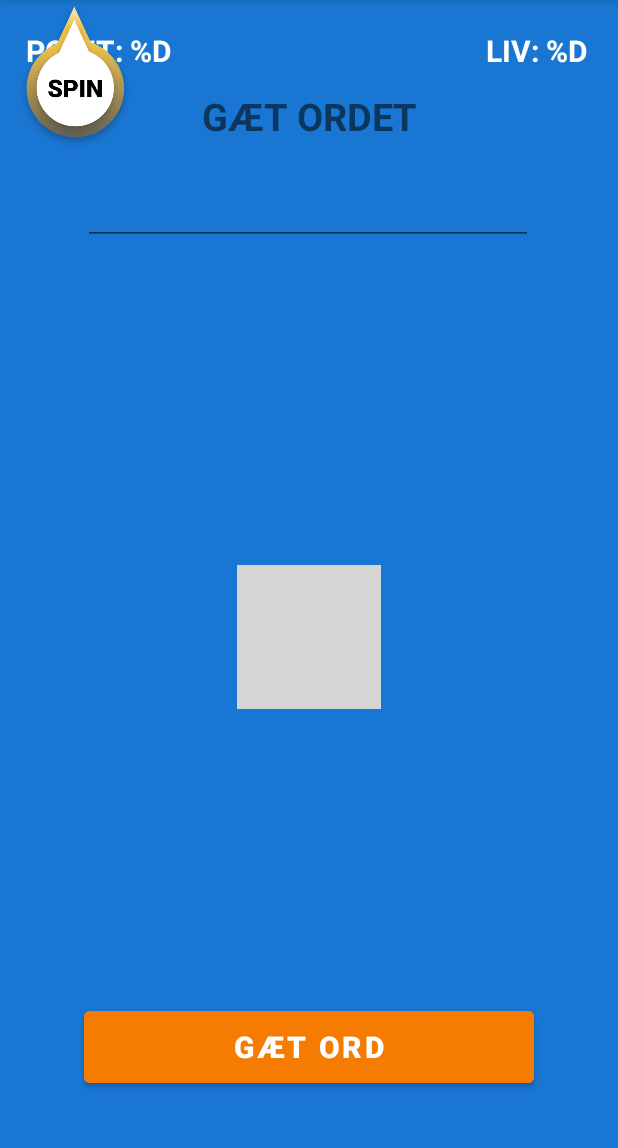
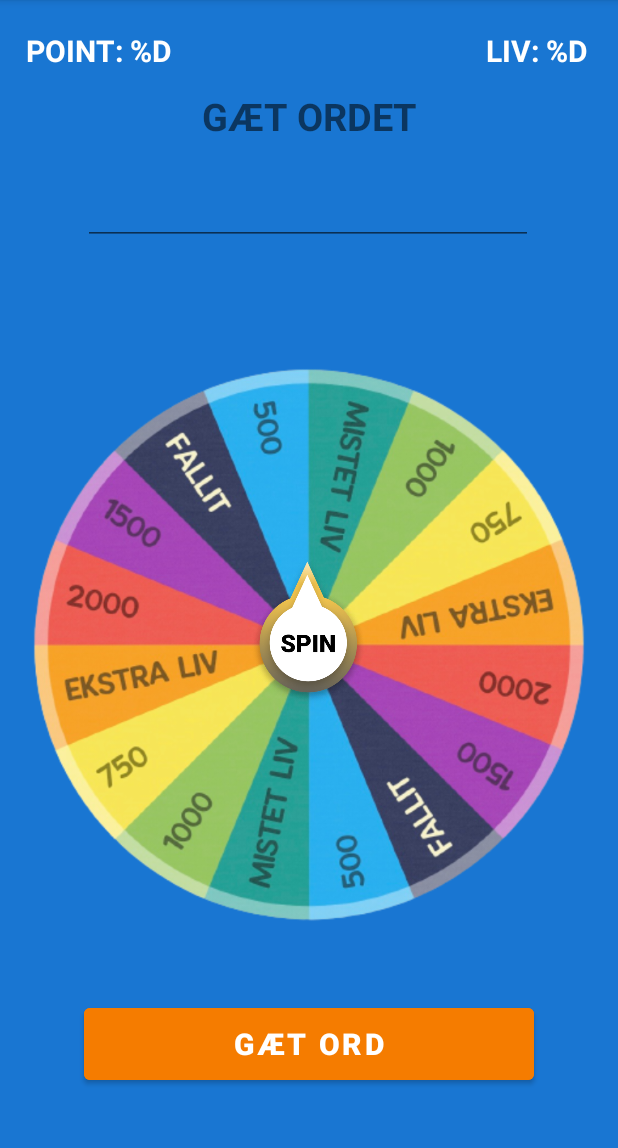
Before and after one commit to Camboe/S205360_Lykkehjulet, an Android app: the GameFrag screen opened through its navigation route, on a phone screen of 412 x 824 dp, the part 84-1232 px from its top. Run offline under Robolectric (Android 15) with nearby library versions, the phone set to English and light mode, and no system bars; our stand-ins replace navigation-ui; 4 statements that could not run were skipped; grey boxes are pictures that could not be loaded.

Commit message:
change the name and added the new pic.

```diff
--- a/app/src/main/res/layout/fragment_game.xml
+++ b/app/src/main/res/layout/fragment_game.xml
@@ -85,12 +85,12 @@
 
 
         <ImageView
-            android:id="@+id/lykkehjul"
+            android:id="@+id/spinWheel"
             android:layout_width="wrap_content"
             android:layout_height="wrap_content"
-            android:layout_marginBottom="110dp"
+            android:layout_marginBottom="110sp"
             android:adjustViewBounds="true"
-            android:src="@drawable/lykkehjul1"
+            android:src="@drawable/spinwheel"
             app:layout_constraintBottom_toBottomOf="parent"
             app:layout_constraintEnd_toEndOf="parent"
             app:layout_constraintStart_toStartOf="parent"
```
